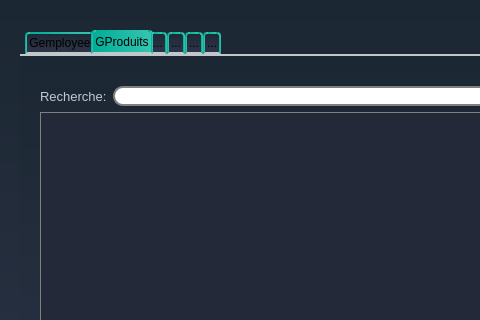
This is employee_interface/gproduits.ui in snwxr/Dry_Cleaner_2A3 as Qt 5 draws it before an edit; both pictures show x 0 to 480 and y 0 to 320 of the 1048 by 591 pixel window. The edited form follows.
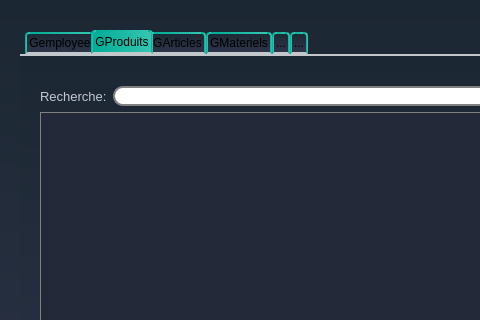
This is the edited form. Icons and pictures are not drawn.

Commit message: arduino + metiers + integration(employee,produits,article,materiels)

```diff
--- a/employee_interface/gproduits.ui
+++ b/employee_interface/gproduits.ui
@@ -1463,12 +1463,12 @@
    </widget>
    <widget class="QWidget" name="tab_4">
     <attribute name="title">
-     <string>...</string>
+     <string>GArticles</string>
     </attribute>
    </widget>
    <widget class="QWidget" name="tab_2">
     <attribute name="title">
-     <string>...</string>
+     <string>GMateriels</string>
     </attribute>
    </widget>
    <widget class="QWidget" name="tab_3">
```
The commit also changes 17 other files.
